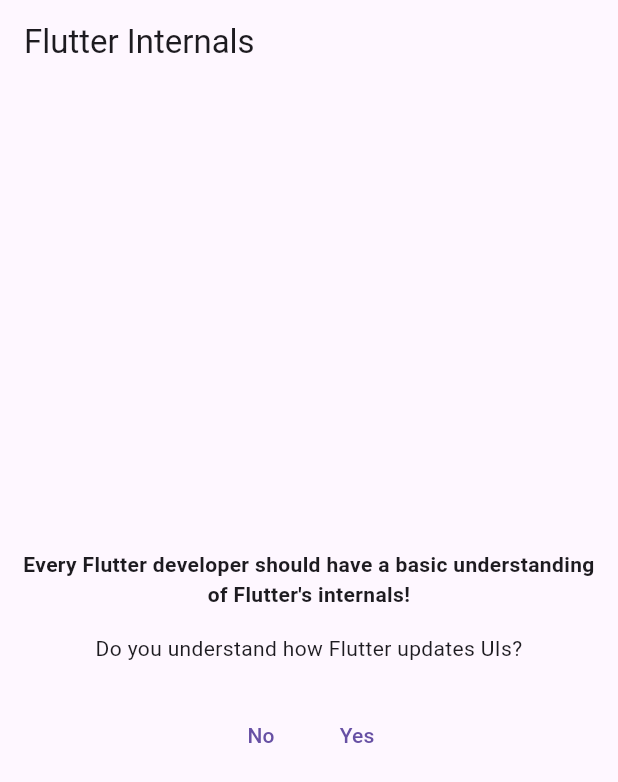
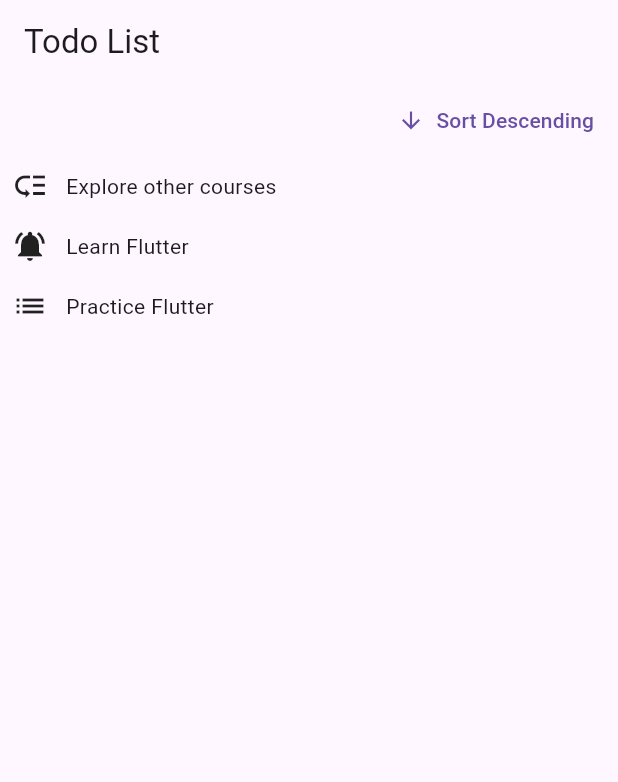
Before and after one commit to hamza5999/todo-list, a Flutter app: the screen it shows after launch, on a phone screen of 412 x 824 dp. Shown: the top 782 px of the screen. Run offline on Flutter 3.47's test engine with Material 2 defaults, Android fonts, the phone set to English and light mode, and no system bars.

Commit message:
Add UI and backend logic of todo list

```diff
--- /dev/null
+++ b/lib/keys/keys.dart
@@ -0,0 +1,83 @@
+import 'package:flutter/material.dart';
+
+import 'package:todo_list/keys/todo_item.dart';
+
+class Todo {
+  const Todo(this.text, this.priority);
+
+  final String text;
+  final Priority priority;
+}
+
+class Keys extends StatefulWidget {
+  const Keys({super.key});
+
+  @override
+  State<Keys> createState() {
+    return _KeysState();
+  }
+}
+
+class _KeysState extends State<Keys> {
+  var _order = 'asc';
+
+  final _todos = [
+    const Todo(
+      'Learn Flutter',
+      Priority.urgent,
+    ),
+    const Todo(
+      'Practice Flutter',
+      Priority.normal,
+    ),
+    const Todo(
+      'Explore other courses',
+      Priority.low,
+    ),
+  ];
+
+  List<Todo> get _orderedTodos {
+    final sortedTodos = List.of(_todos);
+    sortedTodos.sort((a, b) {
+      final bComesAfterA = a.text.compareTo(b.text);
+      return _order == 'asc' ? bComesAfterA : -bComesAfterA;
+    });
+    return sortedTodos;
+  }
+
+  void _changeOrder() {
+    setState(() {
+      _order = _order == 'asc' ? 'desc' : 'asc';
+    });
+  }
+
+  @override
+  Widget build(BuildContext context) {
+    return Column(
+      children: [
+        Align(
+          alignment: Alignment.centerRight,
+          child: TextButton.icon(
+            onPressed: _changeOrder,
+            icon: Icon(
+              _order == 'asc' ? Icons.arrow_downward : Icons.arrow_upward,
+            ),
+            label: Text('Sort ${_order == 'asc' ? 'Descending' : 'Ascending'}'),
+          ),
+        ),
+        Expanded(
+          child: Column(
+            children: [
+              // for (final todo in _orderedTodos) TodoItem(todo.text, todo.priority),
+              for (final todo in _orderedTodos)
+                TodoItem(
+                  todo.text,
+                  todo.priority,
+                ),
+            ],
+          ),
+        ),
+      ],
+    );
+  }
+}
--- /dev/null
+++ b/lib/keys/todo_item.dart
@@ -0,0 +1,34 @@
+import 'package:flutter/material.dart';
+
+enum Priority { urgent, normal, low }
+
+class TodoItem extends StatelessWidget {
+  const TodoItem(this.text, this.priority, {super.key});
+
+  final String text;
+  final Priority priority;
+
+  @override
+  Widget build(BuildContext context) {
+    var icon = Icons.low_priority;
+
+    if (priority == Priority.urgent) {
+      icon = Icons.notifications_active;
+    }
+
+    if (priority == Priority.normal) {
+      icon = Icons.list;
+    }
+
+    return Padding(
+      padding: const EdgeInsets.all(8),
+      child: Row(
+        children: [
+          Icon(icon),
+          const SizedBox(width: 12),
+          Text(text),
+        ],
+      ),
+    );
+  }
+}
--- a/lib/main.dart
+++ b/lib/main.dart
@@ -1,5 +1,6 @@
 import 'package:flutter/material.dart';
-import 'package:todo_list/ui_updates_demo.dart';
+import 'package:todo_list/keys/keys.dart';
+// import 'package:todo_list/ui_updates_demo.dart';
 
 void main() {
   runApp(const App());
@@ -14,9 +15,9 @@ class App extends StatelessWidget {
       theme: ThemeData(useMaterial3: true),
       home: Scaffold(
         appBar: AppBar(
-          title: const Text('Flutter Internals'),
+          title: const Text('Todo List'),
         ),
-        body: const UIUpdatesDemo(),
+        body: const Keys(),
       ),
     );
   }
```
Also changed, not shown: lib/keys/checkable_todo_item.dart (added, +50 -0 lines), 1 other file.
